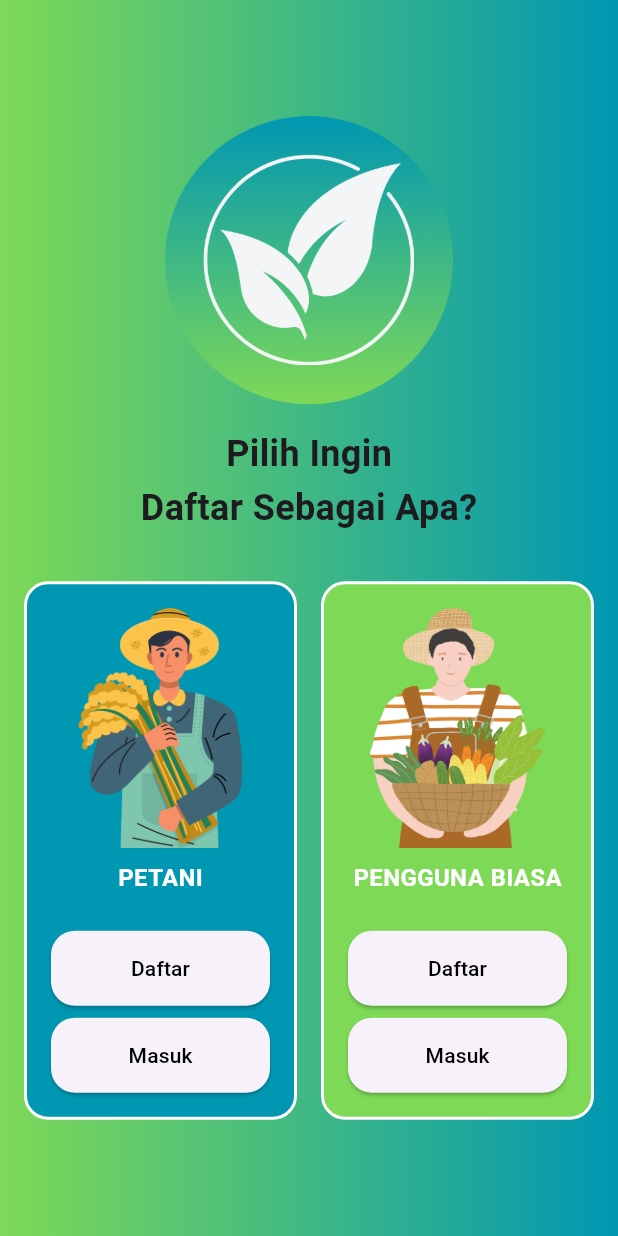
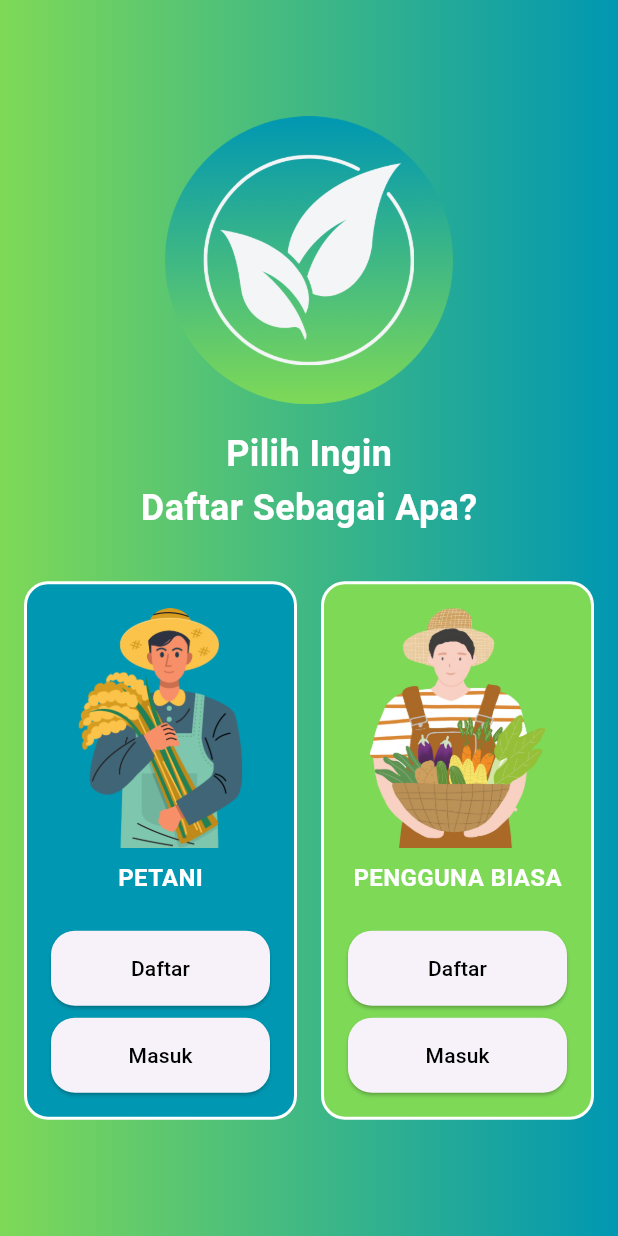
Before and after one commit to dodichakill/higrolyn, a Flutter app: the ChoiceUser screen opened directly, on a phone screen of 412 x 824 dp. Run offline on Flutter 3.47's test engine with Material 3 defaults, Android fonts, the light colour scheme and no system bars; our stand-ins replace another_flutter_splash_screen, flutter_onboarding_slider; missing offline and left inert: fluid_bottom_nav_bar.

Commit message:
Clean code and improve readability across the project

```diff
--- a/lib/views/choice_user.dart
+++ b/lib/views/choice_user.dart
@@ -11,7 +11,7 @@ class ChoiceUser extends StatelessWidget {
   Widget build(BuildContext context) {
     return Scaffold(
       body: Container(
-        decoration: BoxDecoration(
+        decoration: const BoxDecoration(
             gradient: LinearGradient(
                 colors: [MyColors.primaryColor, MyColors.secondaryColor])),
         child: Center(
@@ -26,19 +26,25 @@ class ChoiceUser extends StatelessWidget {
                   height: 192,
                   width: 192,
                 ),
-                SizedBox(
+                const SizedBox(
                   height: 16,
                 ),
-                Text(
+                const Text(
                   "Pilih Ingin",
-                  style: TextStyle(fontWeight: FontWeight.bold, fontSize: 24),
+                  style: TextStyle(
+                      fontWeight: FontWeight.bold,
+                      fontSize: 24,
+                      color: Colors.white),
                 ),
-                SizedBox(height: 2),
-                Text(
+                const SizedBox(height: 2),
+                const Text(
                   "Daftar Sebagai Apa?",
-                  style: TextStyle(fontWeight: FontWeight.bold, fontSize: 24),
+                  style: TextStyle(
+                      fontWeight: FontWeight.bold,
+                      fontSize: 24,
+                      color: Colors.white),
                 ),
-                SizedBox(height: 32),
+                const SizedBox(height: 32),
                 Row(
                   mainAxisAlignment: MainAxisAlignment.center,
                   children: [
@@ -52,7 +58,7 @@ class ChoiceUser extends StatelessWidget {
                           child: Column(
                             mainAxisAlignment: MainAxisAlignment.center,
                             children: [
-                              SizedBox(
+                              const SizedBox(
                                 height: 16,
                               ),
                               Image.asset(
@@ -60,17 +66,17 @@ class ChoiceUser extends StatelessWidget {
                                 height: 160,
                                 width: 160,
                               ),
-                              SizedBox(
+                              const SizedBox(
                                 height: 8,
                               ),
-                              Text(
+                              const Text(
                                 "PETANI",
                                 style: TextStyle(
                                     fontWeight: FontWeight.bold,
                                     fontSize: 16,
                                     color: Colors.white),
                               ),
-                              SizedBox(
+                              const SizedBox(
                                   height: 24), // Jarak antara gambar dan teks
                               Padding(
                                 padding: const EdgeInsets.symmetric(
@@ -81,20 +87,20 @@ class ChoiceUser extends StatelessWidget {
                                         context,
                                         MaterialPageRoute(
                                             builder: (context) =>
-                                                RegisterScreen()),
+                                                const RegisterScreen()),
                                       );
                                     },
                                     style: ElevatedButton.styleFrom(
-                                        minimumSize: Size.fromHeight(50),
+                                        minimumSize: const Size.fromHeight(50),
                                         shape: RoundedRectangleBorder(
                                             borderRadius:
                                                 BorderRadius.circular(16))),
-                                    child: Text(
+                                    child: const Text(
                                       "Daftar",
                                       style: TextStyle(color: Colors.black),
                                     )),
                               ),
-                              SizedBox(
+                              const SizedBox(
                                 height: 8,
                               ),
                               Padding(
@@ -106,20 +112,20 @@ class ChoiceUser extends StatelessWidget {
                                         context,
                                         MaterialPageRoute(
                                             builder: (context) =>
-                                                LoginScreen()),
+                                                const LoginScreen()),
                                       );
                                     },
                                     style: ElevatedButton.styleFrom(
-                                        minimumSize: Size.fromHeight(50),
+                                        minimumSize: const Size.fromHeight(50),
                                         shape: RoundedRectangleBorder(
                                             borderRadius:
                                                 BorderRadius.circular(16))),
-                                    child: Text(
+                                    child: const Text(
                                       "Masuk",
                                       style: TextStyle(color: Colors.black),
                                     )),
                               ),
-                              SizedBox(
+                              const SizedBox(
                                 height: 16,
                               )
                             ],
@@ -127,7 +133,7 @@ class ChoiceUser extends StatelessWidget {
                         ),
                       ),
                     ),
-                    SizedBox(width: 16),
+                    const SizedBox(width: 16),
                     Expanded(
                       child: Container(
                         decoration: BoxDecoration(
@@ -138,21 +144,21 @@ class ChoiceUser extends StatelessWidget {
                           child: Column(
                             mainAxisAlignment: MainAxisAlignment.center,
                             children: [
-                              SizedBox(height: 16),
+                              const SizedBox(height: 16),
                               Image.asset(
                                 ImageAssets.user2,
                                 height: 160,
                                 width: 160,
                               ),
-                              SizedBox(height: 8),
-                              Text(
+                              const SizedBox(height: 8),
+                              const Text(
                                 "PENGGUNA BIASA",
                                 style: TextStyle(
                                     fontWeight: FontWeight.bold,
                                     fontSize: 16,
                                     color: Colors.white),
                               ),
-                              SizedBox(
+                              const SizedBox(
                                   height: 24), // Jarak antara gambar dan teks
                               Padding(
                                 padding: const EdgeInsets.symmetric(
@@ -163,20 +169,20 @@ class ChoiceUser extends StatelessWidget {
                                         context,
                                         MaterialPageRoute(
                                             builder: (context) =>
-                                                RegisterScreen()),
+                                                const RegisterScreen()),
                                       );
                                     },
                                     style: ElevatedButton.styleFrom(
-                                        minimumSize: Size.fromHeight(50),
+                                        minimumSize: const Size.fromHeight(50),
                                         shape: RoundedRectangleBorder(
                                             borderRadius:
                                                 BorderRadius.circular(16))),
-                                    child: Text(
+                                    child: const Text(
                                       "Daftar",
                                       style: TextStyle(color: Colors.black),
                                     )),
                               ),
-                              SizedBox(height: 8),
+                              const SizedBox(height: 8),
                               Padding(
                                 padding: const EdgeInsets.symmetric(
                                     horizontal: 16.0),
@@ -186,20 +192,20 @@ class ChoiceUser extends StatelessWidget {
                                         context,
                                         MaterialPageRoute(
                                             builder: (context) =>
-                                                LoginScreen()),
+                                                const LoginScreen()),
                                       );
                                     },
                                     style: ElevatedButton.styleFrom(
-                                        minimumSize: Size.fromHeight(50),
+                                        minimumSize: const Size.fromHeight(50),
                                         shape: RoundedRectangleBorder(
                                             borderRadius:
                                                 BorderRadius.circular(16))),
-                                    child: Text(
+                                    child: const Text(
                                       "Masuk",
                                       style: TextStyle(color: Colors.black),
                                     )),
                               ),
-                              SizedBox(height: 16),
+                              const SizedBox(height: 16),
                             ],
                           ),
                         ),
--- a/lib/views/onboarding_screen.dart
+++ b/lib/views/onboarding_screen.dart
@@ -1,7 +1,6 @@
 import 'package:agrolyn/shared/constants.dart';
 import 'package:agrolyn/utils/assets_path.dart';
 import 'package:agrolyn/views/auth/login_screen.dart';
-import 'package:agrolyn/views/auth/register_screen.dart';
 import 'package:agrolyn/views/choice_user.dart';
 import 'package:flutter/material.dart';
 import 'package:flutter_onboarding_slider/flutter_onboarding_slider.dart';
```
Also changed, not shown: lib/views/auth/register_screen.dart (+30 -32 lines).
